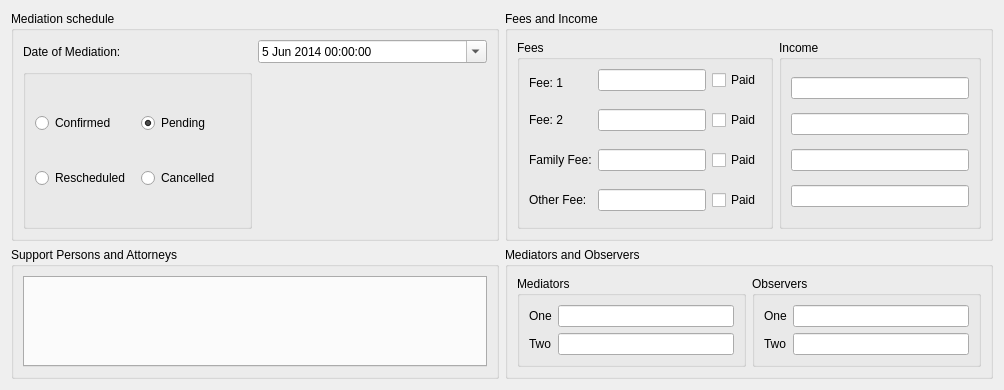
Old version of the form drc/gui/mediationsession.ui in the repository lansdon/cpts483_drc.
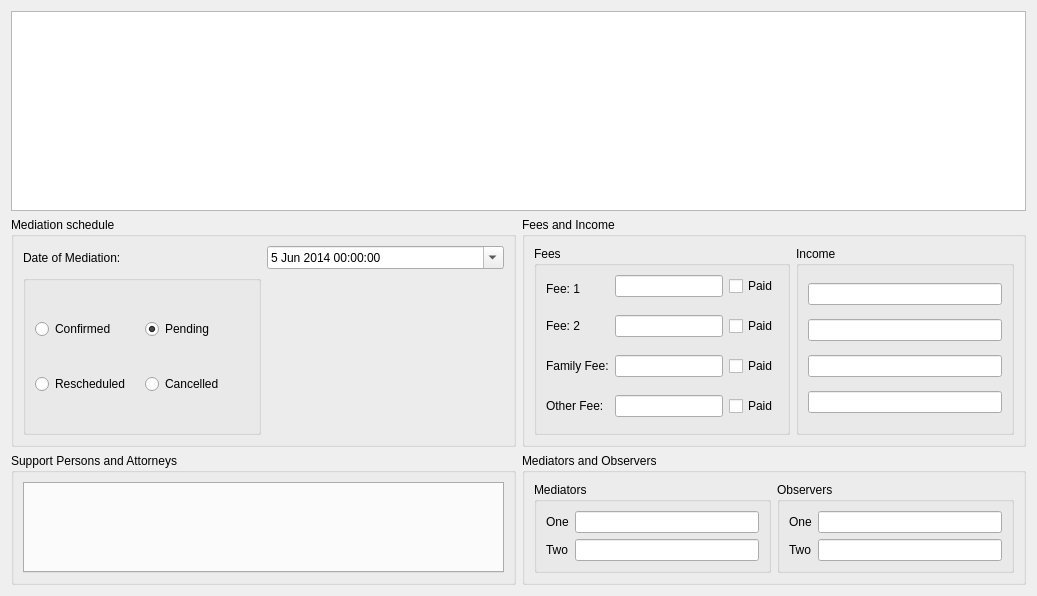
New version of the form.

Commit message: Table view for mediation sessions

What changed in the file:
```diff
--- a/drc/gui/mediationsession.ui
+++ b/drc/gui/mediationsession.ui
@@ -6,100 +6,97 @@
    <rect>
     <x>0</x>
     <y>0</y>
-    <width>1004</width>
-    <height>377</height>
+    <width>1037</width>
+    <height>548</height>
    </rect>
   </property>
+  <property name="sizePolicy">
+   <sizepolicy hsizetype="Expanding" vsizetype="Expanding">
+    <horstretch>0</horstretch>
+    <verstretch>0</verstretch>
+   </sizepolicy>
+  </property>
   <property name="maximumSize">
    <size>
     <width>16777215</width>
-    <height>377</height>
+    <height>600</height>
    </size>
   </property>
   <property name="windowTitle">
    <string>Form</string>
   </property>
   <layout class="QGridLayout" name="gridLayout">
-   <item row="3" column="1">
-    <widget class="QGroupBox" name="groupBox_4">
+   <item row="2" column="0">
+    <widget class="QGroupBox" name="MediationScheduleGroupBox">
      <property name="title">
-      <string>Mediators and Observers</string>
+      <string>Mediation schedule</string>
      </property>
-     <layout class="QHBoxLayout" name="horizontalLayout">
-      <item>
-       <widget class="QGroupBox" name="groupBox_5">
-        <property name="title">
-         <string>Mediators</string>
-        </property>
-        <layout class="QGridLayout" name="gridLayout_3">
+     <layout class="QGridLayout" name="gridLayout_2">
          <item row="0" column="0">
-          <widget class="QLabel" name="label_6">
+       <widget class="QLabel" name="label">
            <property name="text">
-            <string>One</string>
+         <string>Date of Mediation:</string>
            </property>
           </widget>
          </item>
-         <item row="0" column="1">
-          <widget class="QLineEdit" name="MediatorLineEdit"/>
-         </item>
          <item row="1" column="0">
-          <widget class="QLabel" name="label_7">
+       <widget class="QGroupBox" name="statusGroupBox">
+        <property name="title">
+         <string/>
+        </property>
+        <layout class="QGridLayout" name="gridLayout_7">
+         <item row="0" column="0">
+          <widget class="QRadioButton" name="confirmedRadioButton">
            <property name="text">
-            <string>Two</string>
+            <string>Confirmed</string>
            </property>
           </widget>
          </item>
-         <item row="1" column="1">
-          <widget class="QLineEdit" name="Mediator2LineEdit"/>
-         </item>
-        </layout>
-       </widget>
-      </item>
-      <item>
-       <widget class="QGroupBox" name="groupBox_6">
-        <property name="title">
-         <string>Observers</string>
-        </property>
-        <layout class="QGridLayout" name="gridLayout_4">
-         <item row="0" column="0">
-          <widget class="QLabel" name="label_8">
+         <item row="1" column="0">
+          <widget class="QRadioButton" name="rescheduledRadioButton">
            <property name="text">
-            <string>One</string>
+            <string>Rescheduled</string>
            </property>
           </widget>
          </item>
          <item row="0" column="1">
-          <widget class="QLineEdit" name="Observe1LineEdit"/>
-         </item>
-         <item row="1" column="0">
-          <widget class="QLabel" name="label_9">
+          <widget class="QRadioButton" name="PendingRadioButton">
            <property name="text">
-            <string>Two</string>
+            <string>Pending</string>
            </property>
+           <property name="checked">
+            <bool>true</bool>
+           </property>
           </widget>
          </item>
          <item row="1" column="1">
-          <widget class="QLineEdit" name="Observer2lineEdit"/>
-         </item>
-        </layout>
+          <widget class="QRadioButton" name="CancelledRadioButton">
+           <property name="text">
+            <string>Cancelled</string>
+           </property>
        </widget>
       </item>
      </layout>
     </widget>
    </item>
-   <item row="3" column="0">
-    <widget class="QGroupBox" name="SupportGroupBox">
-     <property name="title">
-      <string>Support Persons and Attorneys</string>
-     </property>
-     <layout class="QGridLayout" name="gridLayout_5">
-      <item row="0" column="0">
-       <widget class="QTabWidget" name="SupportTabWidget"/>
+      <item row="0" column="4">
+       <widget class="QDateTimeEdit" name="dateTimeEdit">
+        <property name="minimumDate">
+         <date>
+          <year>2014</year>
+          <month>6</month>
+          <day>5</day>
+         </date>
+        </property>
+        <property name="calendarPopup">
+         <bool>true</bool>
+        </property>
+       </widget>
       </item>
      </layout>
     </widget>
    </item>
-   <item row="1" column="1">
+   <item row="2" column="1">
     <widget class="QGroupBox" name="groupBox_2">
      <property name="title">
       <string>Fees and Income</string>
@@ -206,76 +203,95 @@
      </layout>
     </widget>
    </item>
-   <item row="1" column="0">
-    <widget class="QGroupBox" name="MediationScheduleGroupBox">
+   <item row="4" column="1">
+    <widget class="QGroupBox" name="groupBox_4">
      <property name="title">
-      <string>Mediation schedule</string>
+      <string>Mediators and Observers</string>
      </property>
-     <layout class="QGridLayout" name="gridLayout_2">
+     <layout class="QHBoxLayout" name="horizontalLayout">
+      <item>
+       <widget class="QGroupBox" name="groupBox_5">
+        <property name="title">
+         <string>Mediators</string>
+        </property>
+        <layout class="QGridLayout" name="gridLayout_3">
       <item row="0" column="0">
-       <widget class="QLabel" name="label">
+          <widget class="QLabel" name="label_6">
         <property name="text">
-         <string>Date of Mediation:</string>
+            <string>One</string>
         </property>
        </widget>
       </item>
+         <item row="0" column="1">
+          <widget class="QLineEdit" name="MediatorLineEdit"/>
+         </item>
       <item row="1" column="0">
-       <widget class="QGroupBox" name="statusGroupBox">
-        <property name="title">
-         <string/>
-        </property>
-        <layout class="QGridLayout" name="gridLayout_7">
-         <item row="0" column="0">
-          <widget class="QRadioButton" name="confirmedRadioButton">
+          <widget class="QLabel" name="label_7">
            <property name="text">
-            <string>Confirmed</string>
+            <string>Two</string>
            </property>
           </widget>
          </item>
-         <item row="1" column="0">
-          <widget class="QRadioButton" name="rescheduledRadioButton">
+         <item row="1" column="1">
+          <widget class="QLineEdit" name="Mediator2LineEdit"/>
+         </item>
+        </layout>
+       </widget>
+      </item>
+      <item>
+       <widget class="QGroupBox" name="groupBox_6">
+        <property name="title">
+         <string>Observers</string>
+        </property>
+        <layout class="QGridLayout" name="gridLayout_4">
+         <item row="0" column="0">
+          <widget class="QLabel" name="label_8">
            <property name="text">
-            <string>Rescheduled</string>
+            <string>One</string>
            </property>
           </widget>
          </item>
          <item row="0" column="1">
-          <widget class="QRadioButton" name="PendingRadioButton">
+          <widget class="QLineEdit" name="Observe1LineEdit"/>
+         </item>
+         <item row="1" column="0">
+          <widget class="QLabel" name="label_9">
            <property name="text">
-            <string>Pending</string>
+            <string>Two</string>
            </property>
-           <property name="checked">
-            <bool>true</bool>
-           </property>
           </widget>
          </item>
          <item row="1" column="1">
-          <widget class="QRadioButton" name="CancelledRadioButton">
-           <property name="text">
-            <string>Cancelled</string>
-           </property>
+          <widget class="QLineEdit" name="Observer2lineEdit"/>
+         </item>
+        </layout>
           </widget>
          </item>
         </layout>
        </widget>
       </item>
-      <item row="0" column="4">
-       <widget class="QDateTimeEdit" name="dateTimeEdit">
-        <property name="minimumDate">
-         <date>
-          <year>2014</year>
-          <month>6</month>
-          <day>5</day>
-         </date>
-        </property>
-        <property name="calendarPopup">
-         <bool>true</bool>
-        </property>
-       </widget>
+   <item row="4" column="0">
+    <widget class="QGroupBox" name="SupportGroupBox">
+     <property name="title">
+      <string>Support Persons and Attorneys</string>
+     </property>
+     <layout class="QGridLayout" name="gridLayout_5">
+      <item row="0" column="0">
+       <widget class="QTabWidget" name="SupportTabWidget"/>
       </item>
      </layout>
     </widget>
    </item>
+   <item row="1" column="0" colspan="2">
+    <widget class="QTableWidget" name="sessiontTableWidget">
+     <property name="minimumSize">
+      <size>
+       <width>0</width>
+       <height>200</height>
+      </size>
+     </property>
+    </widget>
+   </item>
   </layout>
  </widget>
  <resources/>
```
Lines whose indentation alone changed are shown as unchanged. The commit also changes 4 other files.
